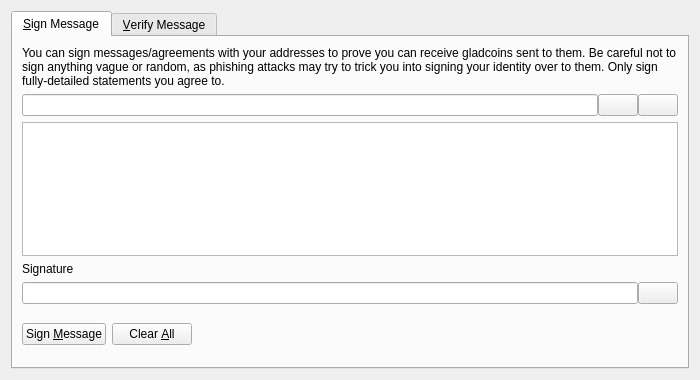
Old version of the form src/qt/forms/signverifymessagedialog.ui in the repository codingbam/batamcoin.
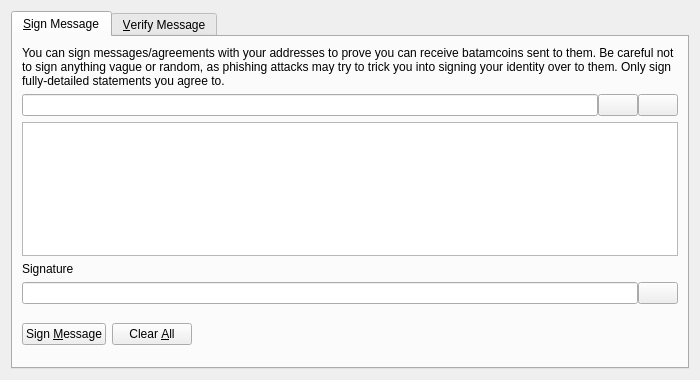
New version of the form. Icons and pictures are not drawn. Custom widgets are drawn as their Qt base class.

Patch:
```diff
--- a/src/qt/forms/signverifymessagedialog.ui
+++ b/src/qt/forms/signverifymessagedialog.ui
@@ -30,7 +30,7 @@
        <item>
         <widget class="QLabel" name="infoLabel_SM">
          <property name="text">
-          <string>You can sign messages/agreements with your addresses to prove you can receive gladcoins sent to them. Be careful not to sign anything vague or random, as phishing attacks may try to trick you into signing your identity over to them. Only sign fully-detailed statements you agree to.</string>
+          <string>You can sign messages/agreements with your addresses to prove you can receive batamcoins sent to them. Be careful not to sign anything vague or random, as phishing attacks may try to trick you into signing your identity over to them. Only sign fully-detailed statements you agree to.</string>
          </property>
          <property name="textFormat">
           <enum>Qt::PlainText</enum>
```
Left out of the diff: 8 changed lines with no effect on the pictures.
